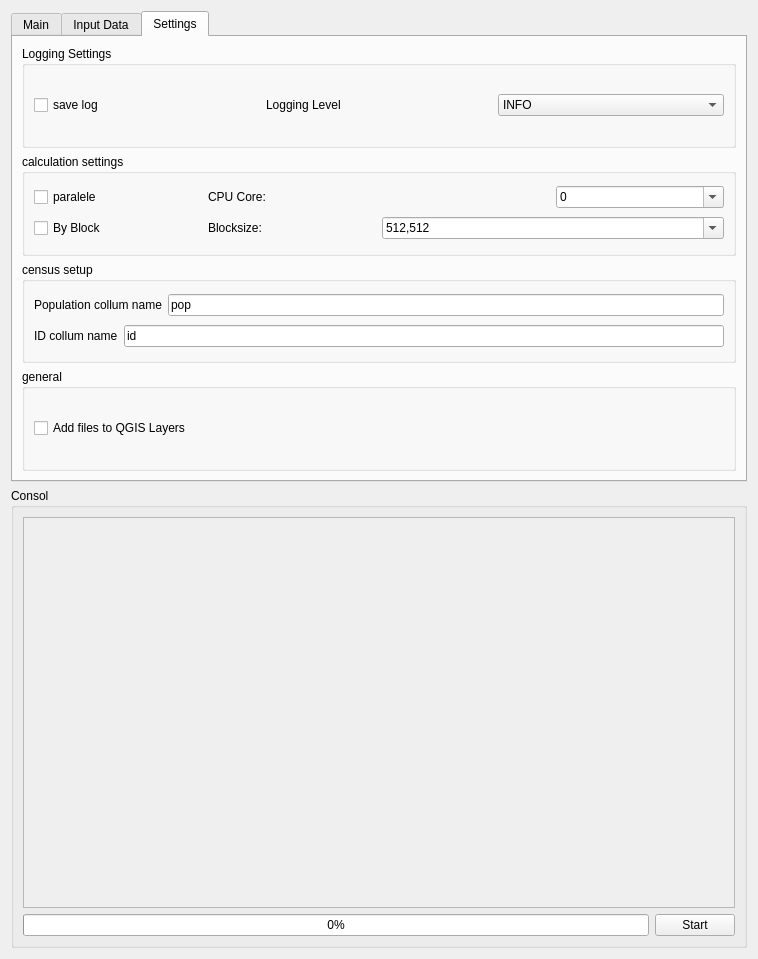
Above: qgis_pypoprf_dialog_base.ui from wpgp/QGIS-pypopRF before the change. Below: the same form after it.
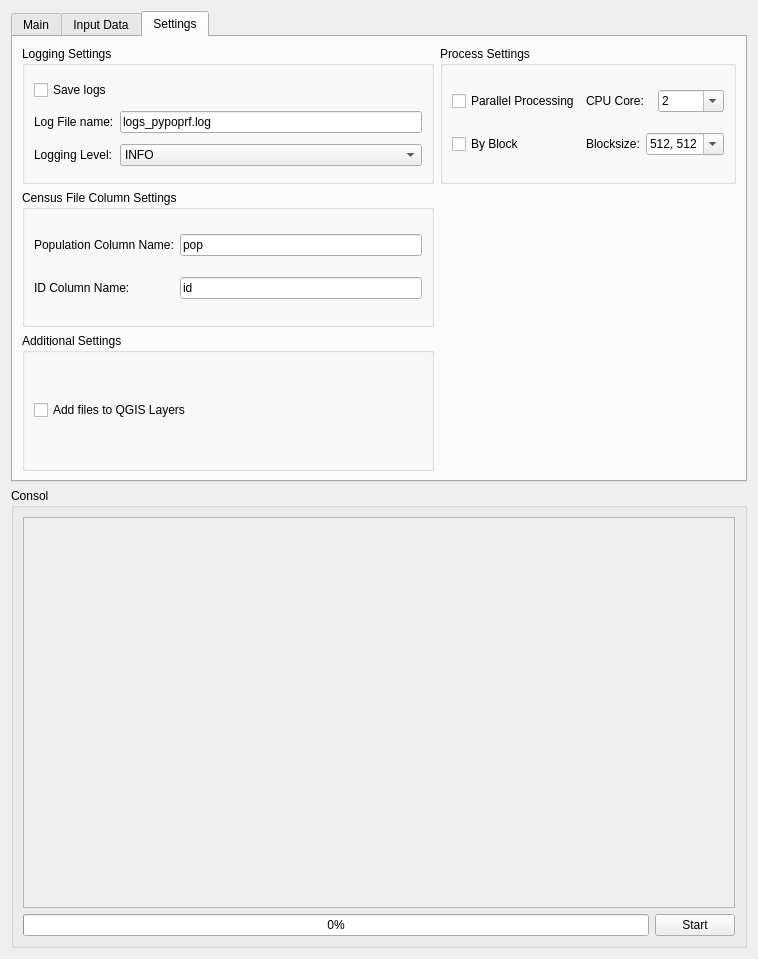
That is the form after the change. The open tabs and pages were chosen to show the change. Icons and pictures are not drawn. Custom widgets are drawn as their Qt base class.

The edit to the form file:
```diff
--- a/qgis_pypoprf_dialog_base.ui
+++ b/qgis_pypoprf_dialog_base.ui
@@ -13,7 +13,7 @@
   <property name="windowTitle">
    <string>QGIS pypopRF</string>
   </property>
-  <layout class="QGridLayout" name="gridLayout_4">
+  <layout class="QGridLayout" name="gridLayout_11">
    <item row="0" column="0">
     <widget class="QTabWidget" name="mainTabWidget">
      <property name="currentIndex">
@@ -256,28 +256,42 @@
       <attribute name="title">
        <string>Settings</string>
       </attribute>
-      <layout class="QGridLayout" name="gridLayout_8">
+      <layout class="QGridLayout" name="gridLayout_10">
        <item row="0" column="0">
         <widget class="QGroupBox" name="groupBox_logging">
          <property name="title">
           <string>Logging Settings</string>
          </property>
-         <layout class="QGridLayout" name="gridLayout_2">
+         <layout class="QGridLayout" name="gridLayout_4">
           <item row="0" column="0">
            <widget class="QCheckBox" name="saveLogCheckBox">
             <property name="text">
-             <string>save log</string>
+             <string>Save logs</string>
             </property>
            </widget>
           </item>
-          <item row="0" column="1">
+          <item row="1" column="0">
+           <widget class="QLabel" name="label">
+            <property name="text">
+             <string>Log File name:</string>
+            </property>
+           </widget>
+          </item>
+          <item row="1" column="1">
+           <widget class="QLineEdit" name="logsColumnEdit">
+            <property name="text">
+             <string>logs_pypoprf.log</string>
+            </property>
+           </widget>
+          </item>
+          <item row="2" column="0">
            <widget class="QLabel" name="label_logging">
             <property name="text">
-             <string>Logging Level</string>
+             <string>Logging Level:</string>
             </property>
            </widget>
           </item>
-          <item row="0" column="2">
+          <item row="2" column="1">
            <widget class="QComboBox" name="comboBox">
             <item>
              <property name="text">
@@ -294,39 +308,36 @@
          </layout>
         </widget>
        </item>
-       <item row="1" column="0">
+       <item row="0" column="1">
         <widget class="QGroupBox" name="groupBoxOption">
          <property name="title">
-          <string>calculation settings</string>
+          <string>Process Settings</string>
          </property>
-         <layout class="QGridLayout" name="gridLayout_10">
+         <layout class="QGridLayout" name="gridLayout_2">
           <item row="0" column="0">
            <widget class="QCheckBox" name="enableParallelCheckBox">
             <property name="text">
-             <string>paralele</string>
+             <string>Parallel Processing</string>
             </property>
            </widget>
           </item>
-          <item row="0" column="1" colspan="2">
+          <item row="0" column="1">
+           <layout class="QHBoxLayout" name="horizontalLayout_3">
+            <item>
            <widget class="QLabel" name="label_2">
             <property name="text">
              <string>CPU Core:</string>
             </property>
            </widget>
           </item>
-          <item row="0" column="3">
+            <item>
            <widget class="QComboBox" name="cpuCoresComboBox">
             <property name="editable">
              <bool>true</bool>
             </property>
             <property name="currentText">
-             <string>0</string>
-            </property>
-            <item>
-             <property name="text">
-              <string>0</string>
-             </property>
-            </item>
+               <string>4</string>
+              </property>
             <item>
              <property name="text">
               <string>2</string>
@@ -342,7 +353,19 @@
               <string>6</string>
              </property>
             </item>
-           </widget>
+              <item>
+               <property name="text">
+                <string>8</string>
+               </property>
+              </item>
+              <item>
+               <property name="text">
+                <string>10</string>
+               </property>
+              </item>
+             </widget>
+            </item>
+           </layout>
           </item>
           <item row="1" column="0">
            <widget class="QCheckBox" name="enableBlockProcessingCheckBox">
@@ -352,23 +375,31 @@
            </widget>
           </item>
           <item row="1" column="1">
+           <layout class="QHBoxLayout" name="horizontalLayout_2">
+            <item>
            <widget class="QLabel" name="label_3">
             <property name="text">
              <string>Blocksize:</string>
             </property>
            </widget>
           </item>
-          <item row="1" column="2" colspan="2">
+            <item>
            <widget class="QComboBox" name="blockSizeComboBox">
+              <property name="minimumSize">
+               <size>
+                <width>75</width>
+                <height>0</height>
+               </size>
+              </property>
             <property name="editable">
              <bool>true</bool>
             </property>
             <property name="currentText">
-             <string>512,512</string>
+               <string>512, 512</string>
             </property>
             <item>
              <property name="text">
-              <string>512,512</string>
+                <string>512, 512</string>
              </property>
             </item>
             <item>
@@ -379,22 +410,24 @@
            </widget>
           </item>
          </layout>
+          </item>
+         </layout>
         </widget>
        </item>
-       <item row="2" column="0">
+       <item row="1" column="0">
         <widget class="QGroupBox" name="groupBox_5">
          <property name="title">
-          <string>census setup</string>
+          <string>Census File Column Settings</string>
          </property>
-         <layout class="QGridLayout" name="gridLayout_11">
-          <item row="0" column="0" colspan="2">
+         <layout class="QGridLayout" name="gridLayout_8">
+          <item row="0" column="0">
            <widget class="QLabel" name="label_4">
             <property name="text">
-             <string>Population collum name</string>
+             <string>Population Column Name:</string>
             </property>
            </widget>
           </item>
-          <item row="0" column="2">
+          <item row="0" column="1">
            <widget class="QLineEdit" name="popColumnEdit">
             <property name="text">
              <string>pop</string>
@@ -404,11 +437,11 @@
           <item row="1" column="0">
            <widget class="QLabel" name="label_5">
             <property name="text">
-             <string>ID collum name</string>
+             <string>ID Column Name:</string>
             </property>
            </widget>
           </item>
-          <item row="1" column="1" colspan="2">
+          <item row="1" column="1">
            <widget class="QLineEdit" name="idColumnEdit">
             <property name="text">
              <string>id</string>
@@ -418,10 +451,10 @@
          </layout>
         </widget>
        </item>
-       <item row="3" column="0">
+       <item row="2" column="0">
         <widget class="QGroupBox" name="groupBox_6">
          <property name="title">
-          <string>general</string>
+          <string>Additional Settings</string>
          </property>
          <layout class="QGridLayout" name="gridLayout_12">
           <item row="0" column="0">
```
Left out of the diff: 2 changed lines with no effect on the pictures. Lines whose indentation alone changed are shown as unchanged.
